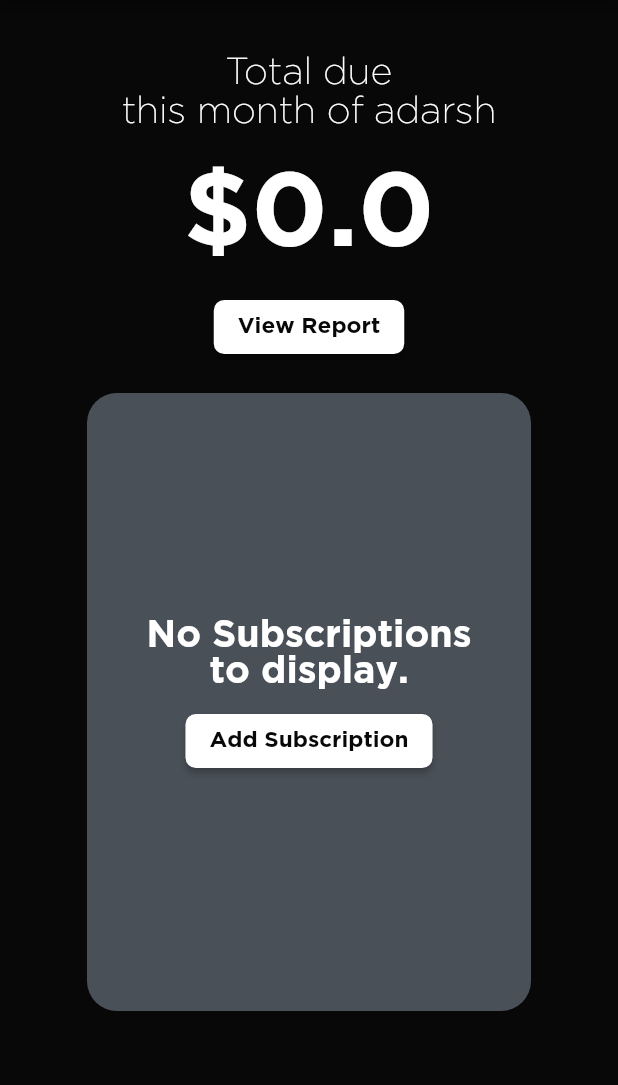
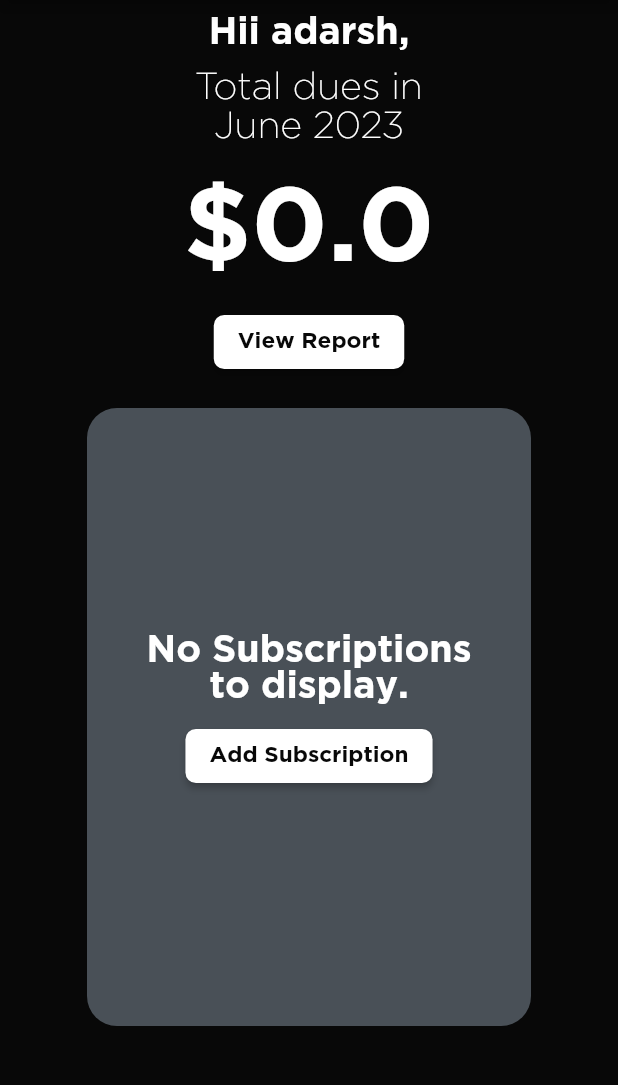
Before and after one commit to adarshcm10/spenx-subscription-manager, a Flutter app: the home screen opened directly, on a phone screen of 412 x 824 dp, the part 84-1169 px from its top. Run offline on Flutter 3.47's test engine with Material 2 defaults, Android fonts, the phone set to English and light mode, and no system bars; our stand-ins replace flutter_local_notifications, flutter_slidable; project files that could hold a hidden picture were left out.

Commit message:
display current month at home screen

```diff
--- a/lib/home.dart
+++ b/lib/home.dart
@@ -67,6 +67,13 @@ class _homeState extends State<home> {
     String updatedDateStr = outputFormat.format(newDate);
 
     subscriptions[index][1] = updatedDateStr;
+  }
+
+  String monthYear() {
+    var now = DateTime.now();
+    var formatter = DateFormat('MMMM yyyy');
+    var formattedDate = formatter.format(now);
+    return formattedDate;
   }
 
   @override
@@ -186,10 +193,24 @@ class _homeState extends State<home> {
       body: Column(
         children: [
           Padding(
-            padding: const EdgeInsets.only(top: 34),
+            padding: const EdgeInsets.only(top: 10),
             child: Center(
               child: Text(
-                'Total due\nthis month of ${widget.user}',
+                'Hii ${widget.user},',
+                textAlign: TextAlign.center,
+                style: TextStyle(
+                  fontFamily: 'GothamBold',
+                  fontSize: 25,
+                  color: Colors.white,
+                ),
+              ),
+            ),
+          ),
+          Padding(
+            padding: const EdgeInsets.only(top: 10),
+            child: Center(
+              child: Text(
+                'Total dues in \n${monthYear()}',
                 textAlign: TextAlign.center,
                 style: TextStyle(
                   fontFamily: 'GothamLight',
@@ -319,8 +340,15 @@ class _homeState extends State<home> {
                             motion: const DrawerMotion(),
                             children: [
                               SlidableAction(
+                                label: 'Mark as Paid',
                                 icon: Icons.star,
-                                backgroundColor: Colors.yellow,
+                                //height of 50
+
+                                //border radius of 20
+                                borderRadius: BorderRadius.circular(10),
+                                foregroundColor: Colors.white,
+                                backgroundColor:
+                                    Color.fromARGB(255, 67, 67, 67),
                                 onPressed: (context) => {
                                   setState(() {
                                     changedate(index);
@@ -334,8 +362,12 @@ class _homeState extends State<home> {
                             motion: const DrawerMotion(),
                             children: [
                               SlidableAction(
+                                label: 'Delete',
                                 icon: Icons.delete,
-                                backgroundColor: Colors.red,
+                                borderRadius: BorderRadius.circular(10),
+                                foregroundColor: Colors.white,
+                                backgroundColor:
+                                    Color.fromARGB(255, 67, 67, 67),
                                 onPressed: (context) => {
                                   setState(() {
                                     subscriptions.removeAt(index);
--- a/lib/signin.dart
+++ b/lib/signin.dart
@@ -27,7 +27,7 @@ class _signinState extends State<signin> {
     } else {
       Navigator.of(context).pushReplacement(DissolvePageRoute(
           page: home(
-        user: 'adarsh',
+        user: controller1.text,
       )));
     }
   }
```
